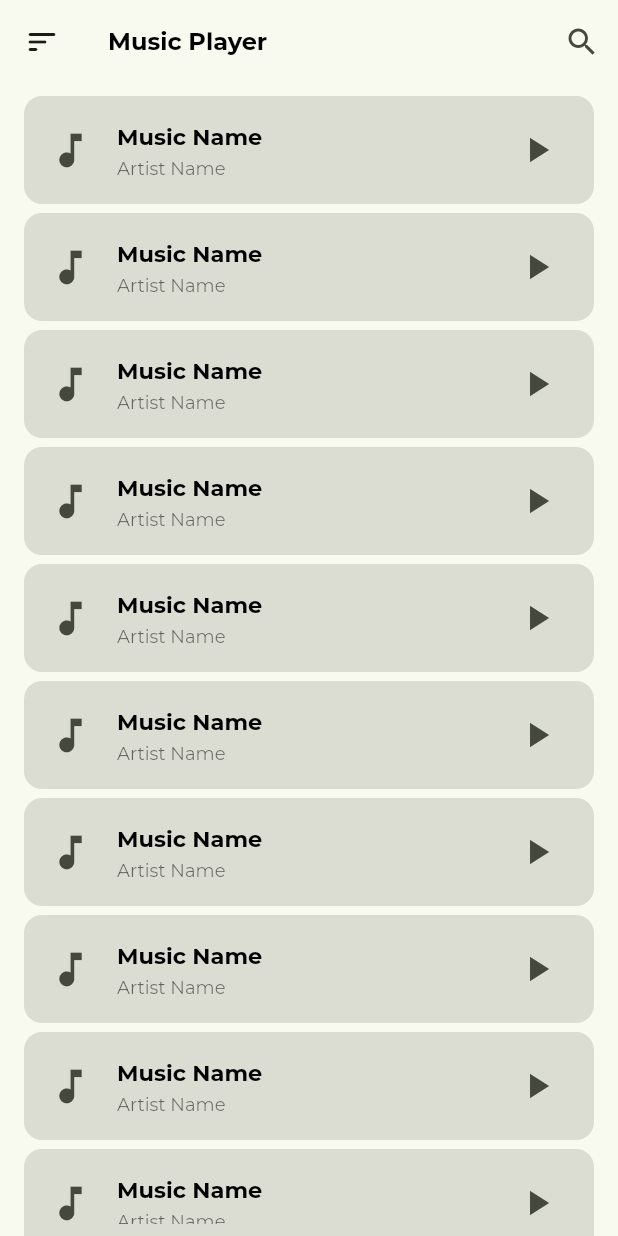
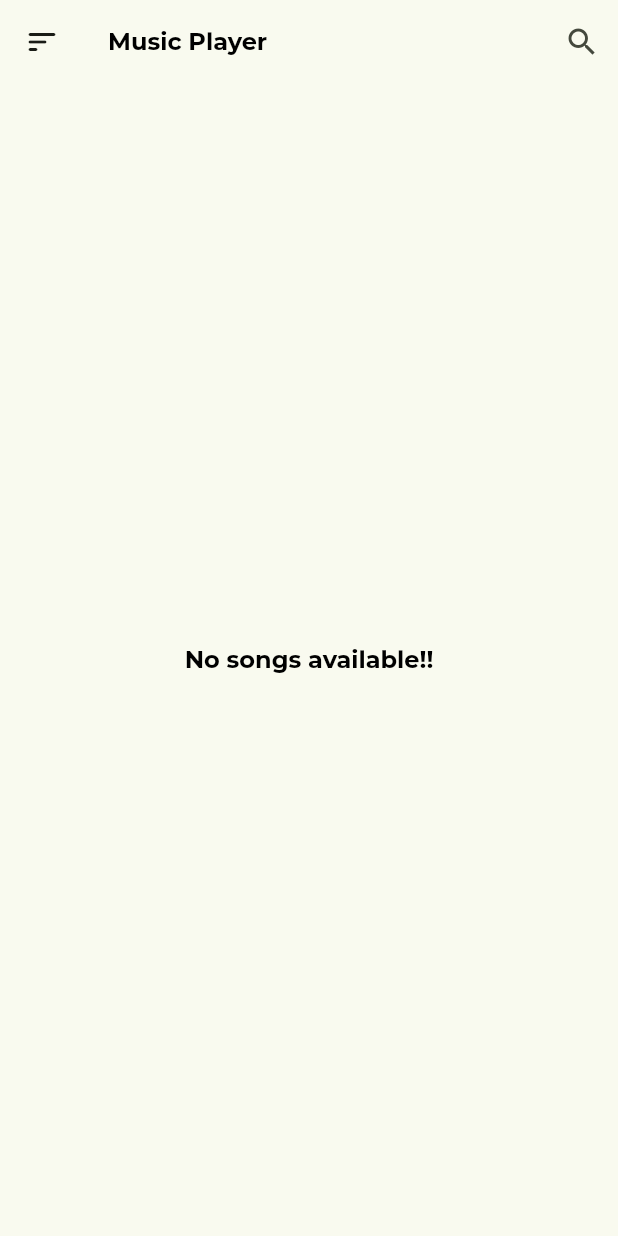
Before and after one commit to mamin75dev/flutter-music-player, a Flutter app: the screen it shows after launch, on a phone screen of 412 x 824 dp. Run offline on Flutter 3.47's test engine with Material 2 defaults, Android fonts, the phone set to English and light mode, and no system bars; our stand-ins replace get, google_fonts, on_audio_query, permission_handler.

Commit message:
get music files from device + music item widget

```diff
--- a/lib/app.dart
+++ b/lib/app.dart
@@ -1,4 +1,5 @@
 import 'package:flutter/material.dart';
+import 'package:get/get.dart';
 import 'package:google_fonts/google_fonts.dart';
 import 'package:music_player/ui/screens/home_screen.dart';
 
@@ -6,7 +7,7 @@ class MusicPlayer extends StatelessWidget {
   const MusicPlayer({super.key});
   @override
   Widget build(BuildContext context) {
-    return MaterialApp(
+    return GetMaterialApp(
       debugShowCheckedModeBanner: false,
       title: 'Music Player',
       theme: ThemeData(
--- /dev/null
+++ b/lib/controllers/player_controller.dart
@@ -0,0 +1,22 @@
+import 'package:get/get.dart';
+import 'package:music_player/utils/permissions_handler.dart';
+import 'package:on_audio_query/on_audio_query.dart';
+
+class PlayerController extends GetxController {
+  final audioQuery = OnAudioQuery();
+
+  @override
+  void onInit() {
+    super.onInit();
+    PermissionHandler.checkPermission();
+  }
+
+  // Future<List<SongModel>> getMusicsFromDevice() async {
+  // return await audioQuery.querySongs(
+  //   ignoreCase: true,
+  //   orderType: OrderType.ASC_OR_SMALLER,
+  //   sortType: null,
+  //   uriType: UriType.EXTERNAL,
+  // );
+  // }
+}
--- a/lib/ui/widgets/musics_list.dart
+++ b/lib/ui/widgets/musics_list.dart
@@ -1,43 +1,53 @@
 import 'package:flutter/material.dart';
-import 'package:music_player/ui/resources/styles/box_shadow.dart';
+import 'package:get/get.dart';
+import 'package:music_player/controllers/player_controller.dart';
 import 'package:music_player/ui/resources/styles/text_style.dart';
+import 'package:music_player/ui/widgets/music_item.dart';
+import 'package:on_audio_query/on_audio_query.dart';
 
-class MusicsList extends StatelessWidget {
-  const MusicsList({
-    super.key,
-  });
+class MusicsList extends StatefulWidget {
+  const MusicsList({super.key});
+
+  @override
+  State<MusicsList> createState() => _MusicsListState();
+}
+
+class _MusicsListState extends State<MusicsList> {
+  var controller = Get.put(PlayerController());
 
   @override
   Widget build(BuildContext context) {
-    return ListView.builder(
-      itemCount: 20,
-      itemBuilder: (context, index) {
-        return Container(
-          margin: const EdgeInsetsDirectional.only(bottom: 6.0),
-          child: ListTile(
-            shape: RoundedRectangleBorder(
-              borderRadius: BorderRadius.circular(12.0),
+    return FutureBuilder(
+      future: controller.audioQuery.querySongs(
+        ignoreCase: true,
+        orderType: OrderType.ASC_OR_SMALLER,
+        sortType: null,
+        uriType: UriType.EXTERNAL,
+      ),
+      builder: (BuildContext context, snapshot) {
+        if (snapshot.data == null) {
+          return const Center(
+            child: CircularProgressIndicator(),
+          );
+        } else if (snapshot.data!.isEmpty) {
+          return Center(
+            child: Text(
+              "No songs available!!",
+              style: titleStyle(),
             ),
-            tileColor: Colors.black12,
-            title: Text(
-              "Music Name",
-              style: textStyle(
-                fontSize: 15.0,
-                fontWeight: FontWeight.bold,
-              ),
-            ),
-            subtitle: Text(
-              "Artist Name",
-              style: textStyle(
-                fontSize: 12.0,
-                fontWeight: FontWeight.normal,
-                color: Colors.black54,
-              ),
-            ),
-            leading: const Icon(Icons.music_note, size: 30),
-            trailing: const Icon(Icons.play_arrow, size: 28),
-          ),
-        );
+          );
+        } else {
+          return ListView.builder(
+            itemCount: snapshot.data!.length,
+            itemBuilder: (context, index) {
+              return MusicItem(
+                id: snapshot.data![index].id,
+                title: snapshot.data![index].title,
+                subTitle: "${snapshot.data![index].artist}",
+              );
+            },
+          );
+        }
       },
     );
   }
--- /dev/null
+++ b/lib/utils/permissions_handler.dart
@@ -0,0 +1,11 @@
+import 'package:permission_handler/permission_handler.dart';
+
+class PermissionHandler {
+  static Future<void> checkPermission() async {
+    var permission = await Permission.storage.request();
+    if (permission.isGranted) {
+    } else {
+      checkPermission();
+    }
+  }
+}
--- a/pubspec.yaml
+++ b/pubspec.yaml
@@ -37,6 +37,9 @@ dependencies:
   cupertino_icons: ^1.0.2
   get: ^4.6.5
   google_fonts: ^6.1.0
+  just_audio: ^0.9.35
+  on_audio_query: ^2.9.0
+  permission_handler: ^11.0.0
 
 dev_dependencies:
   flutter_test:
```
Also changed, not shown: lib/ui/widgets/music_item.dart (added, +50 -0 lines), pubspec.lock, 2 other files.
